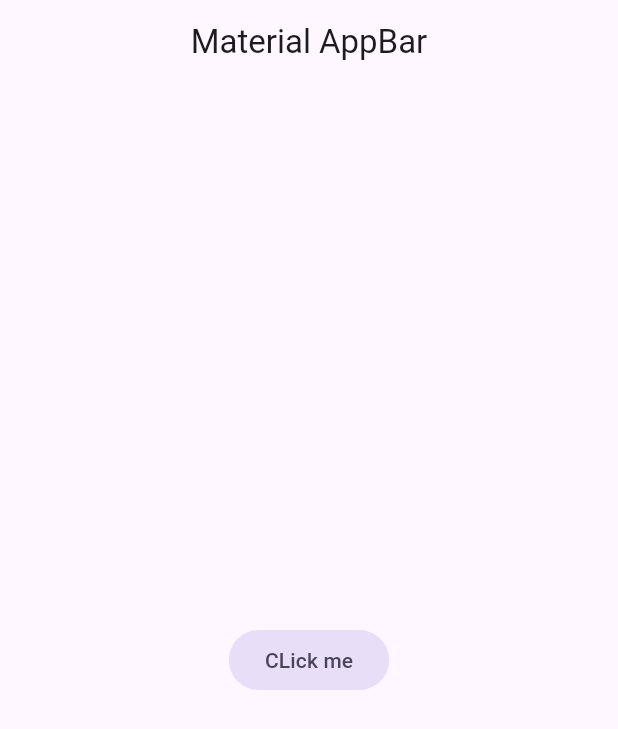
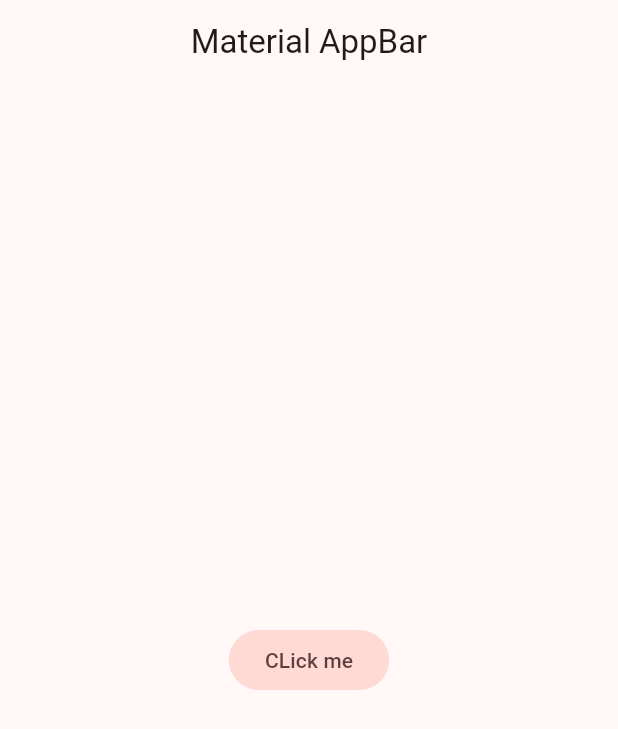
Before and after one commit to ArturoEddin/FlutterYesNoApp, a Flutter app: the screen it shows after launch, on a phone screen of 412 x 824 dp. Shown: the top 729 px of the screen. Run offline on Flutter 3.47's test engine with Material 3 defaults, Android fonts, the phone set to English and light mode, and no system bars.

Commit message:
06 de diciembre

```diff
--- /dev/null
+++ b/lib/config/theme/app_theme.dart
@@ -0,0 +1,19 @@
+import 'package:flutter/material.dart';
+
+const Color _customColor =  Color(0XFF5C11D4);
+
+const List<Color> _colorThema = [
+  _customColor,
+  Colors.black,
+  Colors.orange,
+  Colors.yellow,
+  Colors.lime,
+  Colors.green,
+  Colors.red,
+];
+
+class AppTheme {
+  ThemeData theme() {
+    return ThemeData(useMaterial3: true, colorSchemeSeed: _colorThema[6]);
+  }
+}
--- a/lib/main.dart
+++ b/lib/main.dart
@@ -1,4 +1,5 @@
 import 'package:flutter/material.dart';
+import 'package:yes_no_app/config/theme/app_theme.dart';
 
 
 void main() {
@@ -11,7 +12,8 @@ class MyApp  extends StatelessWidget {
   @override
   Widget build(BuildContext context) {
     return  MaterialApp(
-debugShowCheckedModeBanner: false,
+    debugShowCheckedModeBanner: false,
+    theme:AppTheme().theme(),
     home: Scaffold(
      appBar: AppBar(title:const Center(child:  Text("Material AppBar")) ),
      body:  Center(
```
